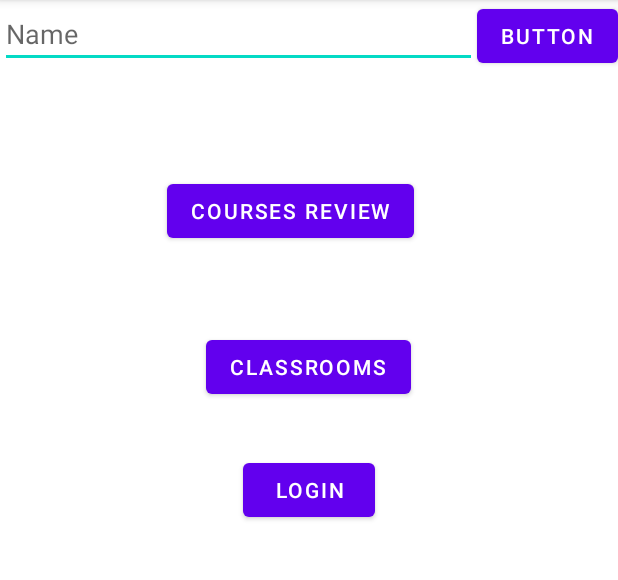
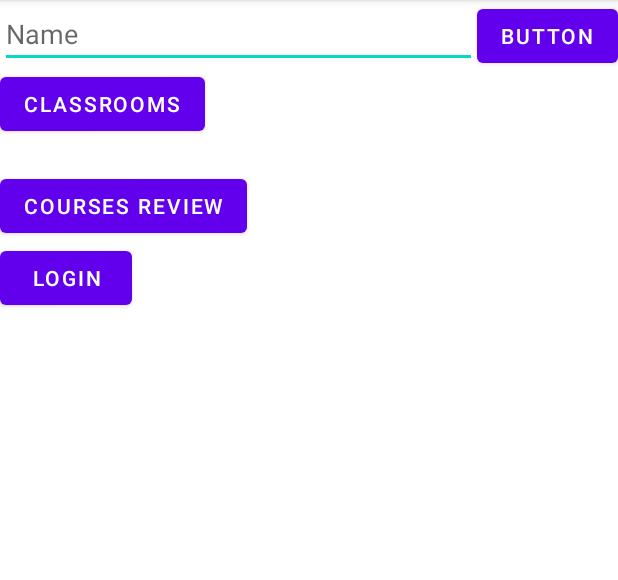
Before and after one commit to LesGolems/RateMyEPFL, an Android app: the screen it shows after launch (MainActivity), on a phone screen of 412 x 824 dp, the part 84-664 px from its top. Run offline under Robolectric (Android 15) with nearby library versions, the phone set to English and light mode, and no system bars.

Commit message:
Updates constraint

```diff
--- a/app/src/main/res/layout/activity_main.xml
+++ b/app/src/main/res/layout/activity_main.xml
@@ -4,6 +4,9 @@
     xmlns:tools="http://schemas.android.com/tools"
     android:layout_width="match_parent"
     android:layout_height="match_parent"
+    android:layout_centerInParent="true"
+    android:layout_centerHorizontal="true"
+    android:layout_centerVertical="true"
     tools:context=".MainActivity">
 
     <EditText
@@ -11,11 +14,11 @@
         android:layout_width="0dp"
         android:layout_height="wrap_content"
         android:ems="10"
+        android:hint="Name"
         android:inputType="textPersonName"
-        android:hint="Name"
         app:layout_constraintLeft_toLeftOf="parent"
         app:layout_constraintRight_toLeftOf="@id/mainGoButton"
-        app:layout_constraintTop_toTopOf="parent"/>
+        app:layout_constraintTop_toTopOf="parent" />
 
     <Button
         android:id="@+id/mainGoButton"
@@ -29,42 +32,25 @@
         android:id="@+id/coursesReviewButton"
         android:layout_width="wrap_content"
         android:layout_height="wrap_content"
-        android:layout_marginStart="111dp"
-        android:layout_marginTop="71dp"
-        android:layout_marginEnd="135dp"
-        android:layout_marginBottom="28dp"
+        android:layout_marginTop="20dp"
         android:text="Courses review"
-        app:layout_constraintBottom_toTopOf="@+id/classroomReviewButton"
-        app:layout_constraintEnd_toEndOf="parent"
-        app:layout_constraintHorizontal_bias="0.0"
-        app:layout_constraintStart_toStartOf="parent"
-        app:layout_constraintTop_toBottomOf="@+id/mainName" />
+        app:layout_constraintTop_toBottomOf="@+id/classroomReviewButton"
+        tools:layout_editor_absoluteX="77dp" />
 
     <Button
         android:id="@+id/classroomReviewButton"
         android:layout_width="wrap_content"
         android:layout_height="wrap_content"
-        android:layout_marginStart="137dp"
-        android:layout_marginTop="28dp"
-        android:layout_marginEnd="138dp"
-        android:layout_marginBottom="34dp"
         android:text="Classrooms"
-        app:layout_constraintBottom_toTopOf="@+id/loginButton"
-        app:layout_constraintEnd_toEndOf="parent"
-        app:layout_constraintHorizontal_bias="0.0"
-        app:layout_constraintStart_toStartOf="parent"
-        app:layout_constraintTop_toBottomOf="@+id/coursesReviewButton" />
+        app:layout_constraintTop_toBottomOf="@+id/mainName"
+        tools:layout_editor_absoluteX="93dp" />
 
     <Button
         android:id="@+id/loginButton"
         android:layout_width="wrap_content"
         android:layout_height="wrap_content"
-        android:layout_marginStart="161dp"
-        android:layout_marginTop="34dp"
-        android:layout_marginEnd="162dp"
         android:text="Login"
-        app:layout_constraintEnd_toEndOf="parent"
-        app:layout_constraintStart_toStartOf="parent"
-        app:layout_constraintTop_toBottomOf="@+id/classroomReviewButton" />
+        app:layout_constraintTop_toBottomOf="@+id/coursesReviewButton"
+        tools:layout_editor_absoluteX="126dp" />
 
 </androidx.constraintlayout.widget.ConstraintLayout>
```
